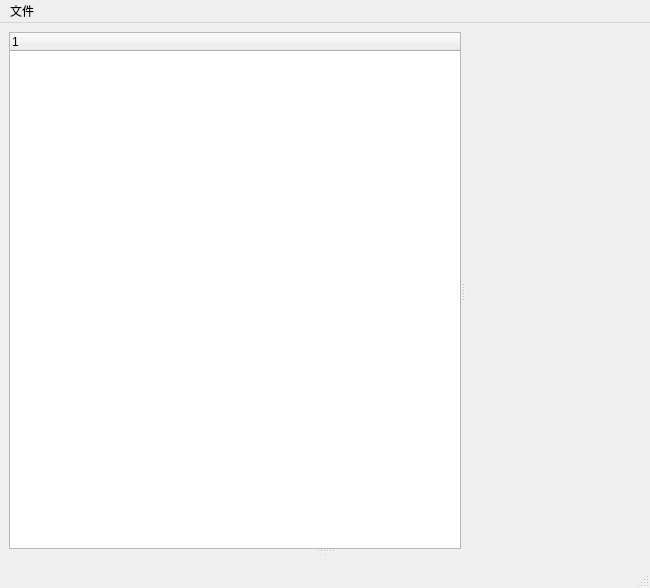
The window that libs/services/external_app/clip_manager.ui (weijia/approot) describes before a commit, drawn with Qt 5.
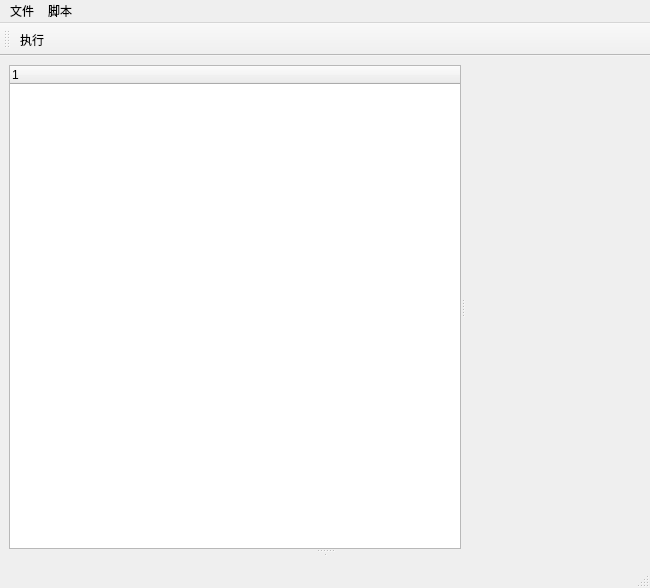
The same window after the commit. Custom widgets are drawn as their Qt base class.

Commit message: Added script execution.

Diff of the .ui file:
```diff
--- a/libs/services/external_app/clip_manager.ui
+++ b/libs/services/external_app/clip_manager.ui
@@ -82,9 +82,28 @@
     <addaction name="action_2"/>
     <addaction name="action_3"/>
    </widget>
+   <widget class="QMenu" name="menu_2">
+    <property name="title">
+     <string>脚本</string>
+    </property>
+    <addaction name="action_4"/>
+   </widget>
    <addaction name="menu"/>
+   <addaction name="menu_2"/>
   </widget>
   <widget class="QStatusBar" name="statusbar"/>
+  <widget class="QToolBar" name="toolBar">
+   <property name="windowTitle">
+    <string>toolBar</string>
+   </property>
+   <attribute name="toolBarArea">
+    <enum>TopToolBarArea</enum>
+   </attribute>
+   <attribute name="toolBarBreak">
+    <bool>false</bool>
+   </attribute>
+   <addaction name="action_4"/>
+  </widget>
   <action name="action">
    <property name="text">
     <string>打开</string>
@@ -100,6 +119,11 @@
     <string>退出</string>
    </property>
   </action>
+  <action name="action_4">
+   <property name="text">
+    <string>执行</string>
+   </property>
+  </action>
  </widget>
  <customwidgets>
   <customwidget>
```
The commit also changes 2 other files.
